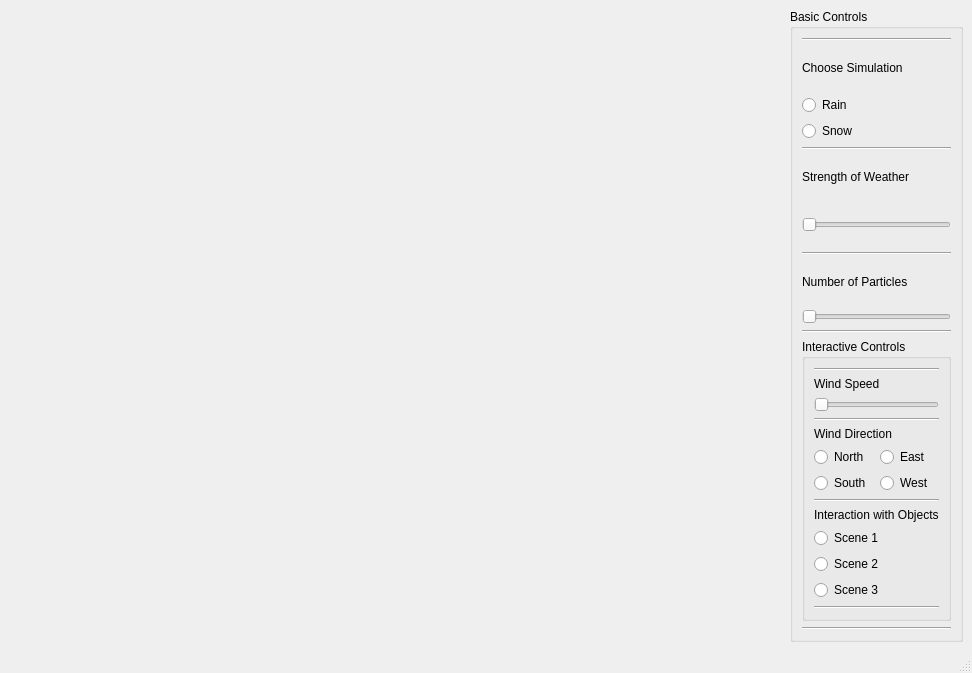
Old version of the form ui/MainWindow.ui in the repository edinamorris/AGSDT-Assignment.
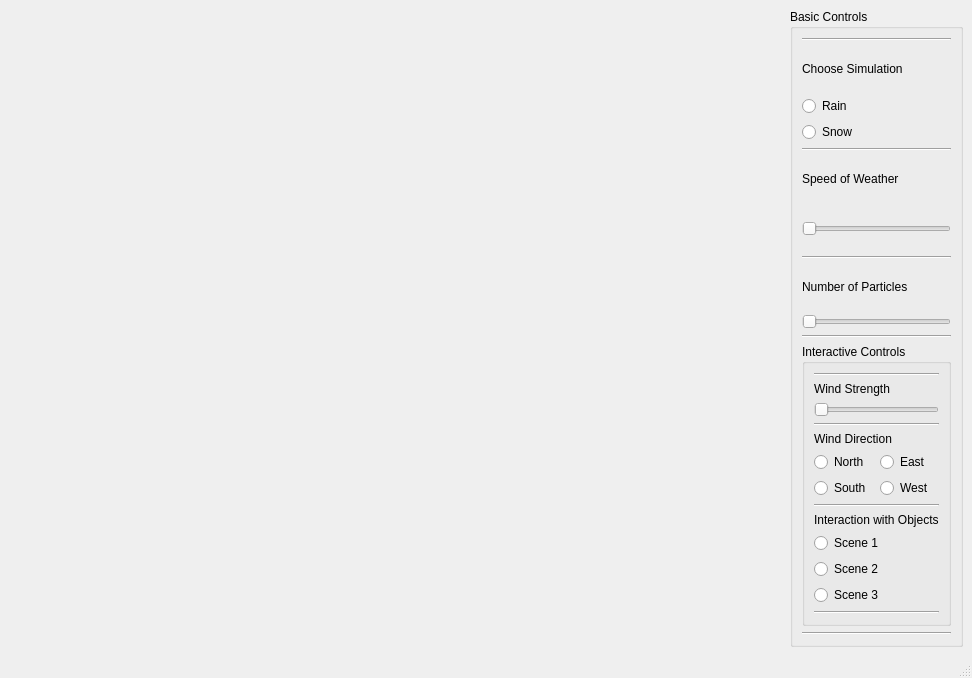
New version of the form.

Commit message: added basic wind functionality and change in number of particles, fixed few bugs

Patch:
```diff
--- a/ui/MainWindow.ui
+++ b/ui/MainWindow.ui
@@ -7,7 +7,7 @@
     <x>0</x>
     <y>0</y>
     <width>972</width>
-    <height>673</height>
+    <height>678</height>
    </rect>
   </property>
   <property name="windowTitle">
@@ -68,7 +68,7 @@
           <item row="1" column="0">
            <widget class="QLabel" name="label_3">
             <property name="text">
-             <string>Wind Speed</string>
+             <string>Wind Strength</string>
             </property>
            </widget>
           </item>
@@ -262,7 +262,7 @@
        <item row="4" column="0">
         <widget class="QLabel" name="label">
          <property name="text">
-          <string>Strength of Weather</string>
+          <string>Speed of Weather</string>
          </property>
         </widget>
        </item>
```
Left out of the diff: 10 changed lines with no effect on the pictures. The commit also changes 16 other files.
